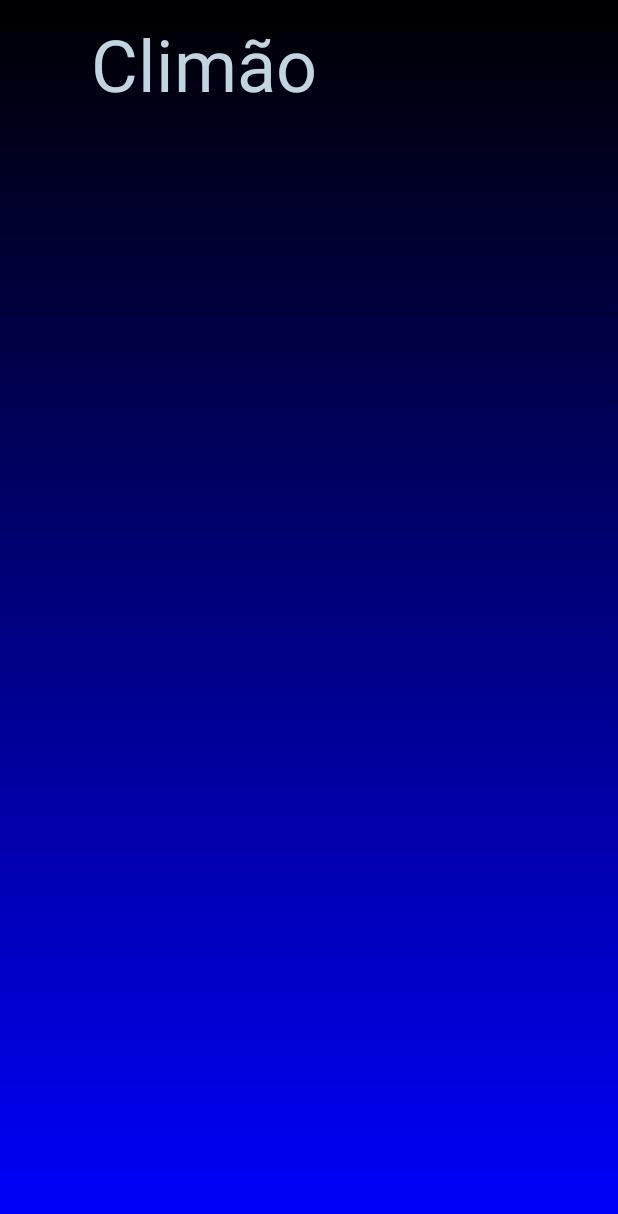
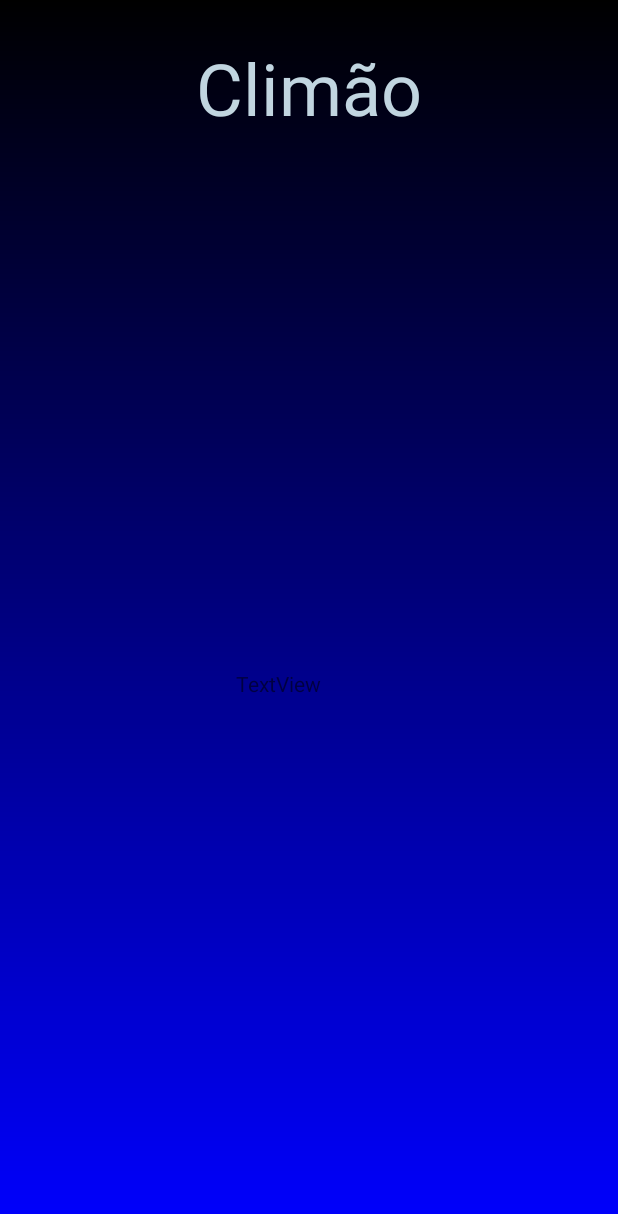
Before and after one commit to joaozangeli/ClimaAndroid, an Android app: the screen it shows after launch (MainActivity), on a phone screen of 412 x 824 dp. Shown: the top 1214 px of the screen. Run offline under Robolectric (Android 15) with nearby library versions, the phone set to English and light mode, and no system bars; Roboto replaces fonts that are not available here; 2 statements that could not run were skipped.

Commit message:
trazendo temp para layout

```diff
--- a/app/src/main/java/br/com/egidioo/projetoclimaandroid/activities/MainActivity.java
+++ b/app/src/main/java/br/com/egidioo/projetoclimaandroid/activities/MainActivity.java
@@ -5,6 +5,7 @@ import androidx.appcompat.app.AppCompatActivity;
 import android.location.Location;
 import android.os.Bundle;
 import android.util.Log;
+import android.widget.TextView;
 
 import java.sql.SQLOutput;
 import java.util.List;
@@ -43,6 +44,15 @@ public class MainActivity extends AppCompatActivity {
                     Results results = response.body().getResults();
                     System.out.println(results);
                     Log.d("teste", String.valueOf(results));
+                    /**
+                     * TextView descricao =  findViewById(R.id.textView2);
+                     * if results.getTemp() < 20 {
+                     *  descricao.setText("ta frio sla");
+                     * }
+                     */
+                    TextView temperatura =  findViewById(R.id.textView2);
+                    String temp = String.valueOf(results.getTemp());
+                    temperatura.setText(temp);
                 }
             }
 
--- a/app/src/main/res/layout/activity_main.xml
+++ b/app/src/main/res/layout/activity_main.xml
@@ -9,14 +9,26 @@
 
     <TextView
         android:id="@+id/textView"
-        android:layout_width="273dp"
+        android:layout_width="wrap_content"
         android:layout_height="84dp"
-        android:layout_marginEnd="68dp"
+        android:layout_marginTop="16dp"
         android:fontFamily="@font/alfa_slab_one"
         android:text="Climão"
         android:textColor="@color/primaryLightColor"
         android:textSize="48sp"
         app:layout_constraintEnd_toEndOf="parent"
-        tools:layout_editor_absoluteY="36dp" />
+        app:layout_constraintStart_toStartOf="parent"
+        app:layout_constraintTop_toTopOf="parent" />
+
+    <TextView
+        android:id="@+id/textView2"
+        android:layout_width="96dp"
+        android:layout_height="66dp"
+        android:layout_marginTop="336dp"
+        android:text="TextView"
+        app:layout_constraintEnd_toEndOf="parent"
+        app:layout_constraintHorizontal_bias="0.498"
+        app:layout_constraintStart_toStartOf="parent"
+        app:layout_constraintTop_toBottomOf="@+id/textView" />
 
 </androidx.constraintlayout.widget.ConstraintLayout>
```
